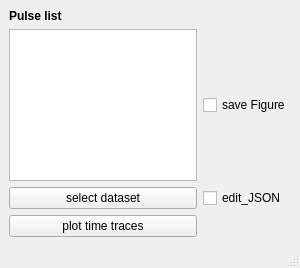
Old version of the form plotdata.ui in the repository bruvio/multitool.
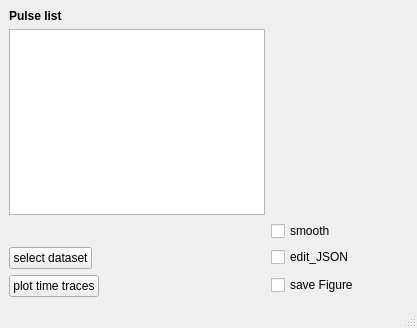
New version of the form.

What changed in the file:
```diff
--- a/plotdata.ui
+++ b/plotdata.ui
@@ -6,15 +6,15 @@
    <rect>
     <x>0</x>
     <y>0</y>
-    <width>300</width>
-    <height>268</height>
+    <width>417</width>
+    <height>328</height>
    </rect>
   </property>
   <property name="windowTitle">
    <string>plot time traces</string>
   </property>
   <widget class="QWidget" name="centralwidget">
-   <layout class="QGridLayout" name="gridLayout">
+   <layout class="QFormLayout" name="formLayout">
     <item row="0" column="0">
      <widget class="QLabel" name="label_4">
       <property name="text">
@@ -22,37 +22,44 @@
       </property>
      </widget>
     </item>
-    <item row="1" column="1">
-     <widget class="QCheckBox" name="savefigure_checkBox">
-      <property name="text">
-       <string>save Figure</string>
-      </property>
-     </widget>
-    </item>
-    <item row="3" column="0">
-     <widget class="QPushButton" name="plotbutton">
-      <property name="text">
-       <string>plot time traces</string>
-      </property>
-     </widget>
-    </item>
     <item row="1" column="0">
      <widget class="QTextEdit" name="textEdit_pulselist"/>
     </item>
-    <item row="2" column="0">
+    <item row="3" column="0">
      <widget class="QPushButton" name="selectfile">
       <property name="text">
        <string>select dataset</string>
       </property>
      </widget>
     </item>
-    <item row="2" column="1">
+    <item row="3" column="1">
      <widget class="QCheckBox" name="checkBox">
       <property name="text">
        <string>edit_JSON</string>
       </property>
      </widget>
     </item>
+    <item row="4" column="0">
+     <widget class="QPushButton" name="plotbutton">
+      <property name="text">
+       <string>plot time traces</string>
+      </property>
+     </widget>
+    </item>
+    <item row="2" column="1">
+     <widget class="QCheckBox" name="smooth_checkBox">
+      <property name="text">
+       <string>smooth</string>
+      </property>
+     </widget>
+    </item>
+    <item row="4" column="1">
+     <widget class="QCheckBox" name="savefigure_checkBox">
+      <property name="text">
+       <string>save Figure</string>
+      </property>
+     </widget>
+    </item>
    </layout>
   </widget>
   <widget class="QMenuBar" name="menubar">
```
Left out of the diff: 2 changed lines with no effect on the pictures.
